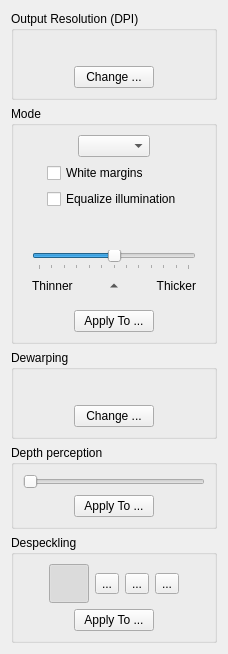
Old version of the form filters/output/ui/OutputOptionsWidget.ui in the repository ImageProcessing-ElectronicPublications/scantailor-deviant.
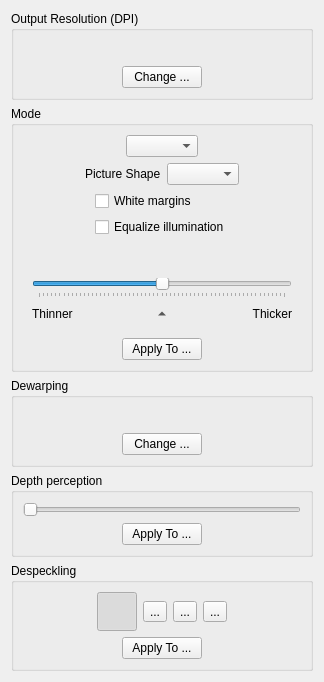
New version of the form. Icons and pictures are not drawn.

Commit message: PICT: added ui support

```diff
--- a/filters/output/ui/OutputOptionsWidget.ui
+++ b/filters/output/ui/OutputOptionsWidget.ui
@@ -6,8 +6,8 @@
    <rect>
     <x>0</x>
     <y>0</y>
-    <width>228</width>
-    <height>621</height>
+    <width>324</width>
+    <height>661</height>
    </rect>
   </property>
   <property name="windowTitle">
@@ -142,6 +142,47 @@
         </item>
        </layout>
       </item>
+      <item>
+       <layout class="QHBoxLayout" name="pictureShapeOptions">
+        <item>
+         <spacer name="horizontalSpacer_23">
+          <property name="orientation">
+           <enum>Qt::Horizontal</enum>
+          </property>
+          <property name="sizeHint" stdset="0">
+           <size>
+            <width>40</width>
+            <height>20</height>
+           </size>
+          </property>
+         </spacer>
+        </item>
+        <item>
+         <widget class="QLabel" name="label">
+          <property name="text">
+           <string>Picture Shape</string>
+          </property>
+         </widget>
+        </item>
+        <item>
+         <widget class="QComboBox" name="pictureShapeSelector">
+         </widget>
+        </item>
+        <item>
+         <spacer name="horizontalSpacer_24">
+          <property name="orientation">
+           <enum>Qt::Horizontal</enum>
+          </property>
+          <property name="sizeHint" stdset="0">
+           <size>
+            <width>40</width>
+            <height>20</height>
+           </size>
+          </property>
+         </spacer>
+        </item>
+       </layout>
+      </item>
       <item>
        <widget class="QWidget" name="colorGrayscaleOptions" native="true">
         <layout class="QHBoxLayout" name="horizontalLayout_6">
@@ -682,11 +723,8 @@
         </item>
        </layout>
       </item>
-     </layout>
-    </widget>
-   </item>
    <item>
-    <spacer name="verticalSpacer_2">
+       <spacer name="verticalSpacer">
      <property name="orientation">
       <enum>Qt::Vertical</enum>
      </property>
@@ -697,6 +735,9 @@
       </size>
      </property>
     </spacer>
+      </item>
+     </layout>
+    </widget>
    </item>
   </layout>
  </widget>
```
Lines whose indentation alone changed are shown as unchanged. The commit also changes 4 other files.
